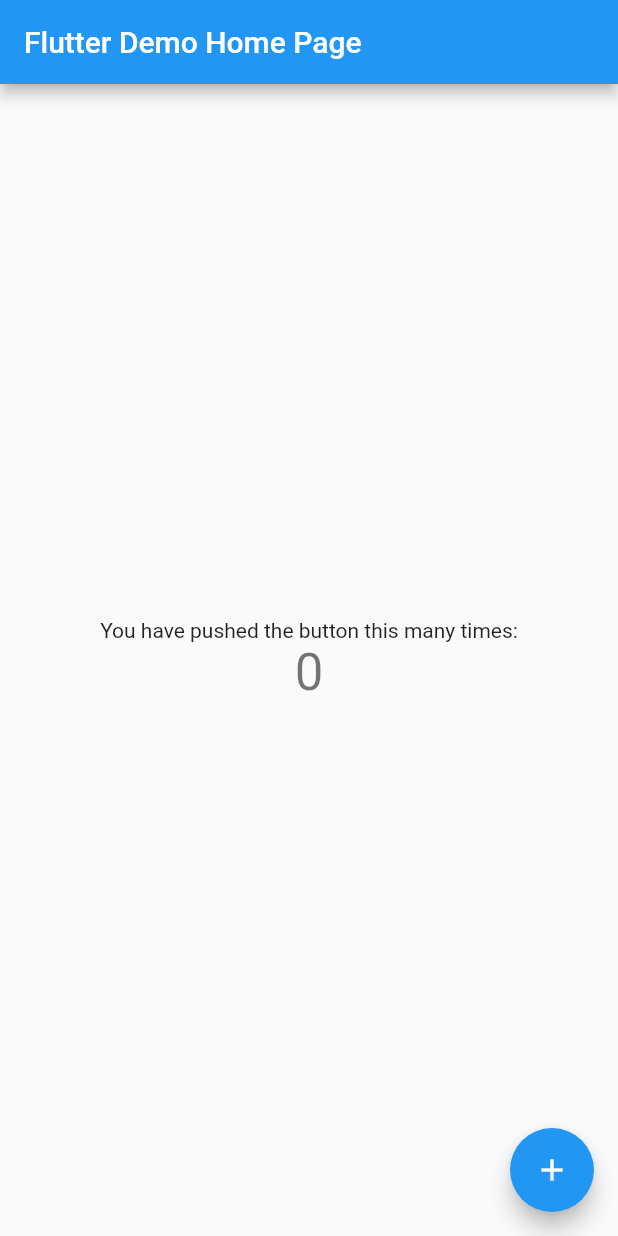
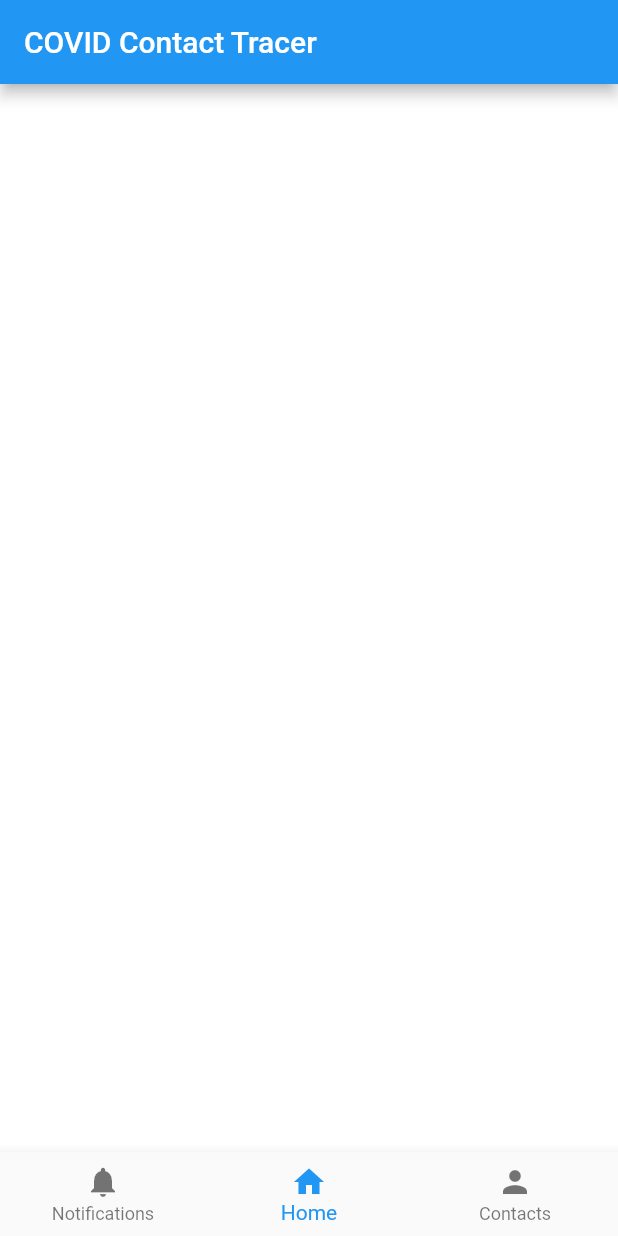
Before and after one commit to akshayaravi222/COVID-19-Contact-Tracker, a Flutter app: the screen it shows after launch, on a phone screen of 412 x 824 dp. Run offline on Flutter 3.47's test engine with Material 2 defaults, Android fonts, the phone set to English and light mode, and no system bars.

Commit message:
Added 3 Buttons, leading to different pages, different colored to confirm pages being switched, commented out widget test

```diff
--- /dev/null
+++ b/lib/home_widget.dart
@@ -0,0 +1,50 @@
+import 'package:flutter/material.dart';
+import 'placeholder_widget.dart';
+
+class Home extends StatefulWidget {
+  @override
+  State<StatefulWidget> createState() {
+    return _HomeState();
+  }
+}
+
+class _HomeState extends State<Home> {
+  int _currentIndex = 1;
+  final List<Widget> _children = [
+    PlaceholderWidget(Colors.red),
+    PlaceholderWidget(Colors.white),
+    PlaceholderWidget(Colors.lightBlue)
+  ];
+  @override
+  Widget build(BuildContext context) {
+    return Scaffold(
+      appBar: AppBar(
+        title: Text('COVID Contact Tracer'),
+      ),
+      body: _children[_currentIndex],
+      bottomNavigationBar: BottomNavigationBar(
+        onTap: onTabTapped,
+        currentIndex: _currentIndex,
+        items: [
+          BottomNavigationBarItem(
+            icon: new Icon(Icons.notifications),
+            title: new Text('Notifications'),
+          ),
+          BottomNavigationBarItem(
+            icon: new Icon(Icons.home),
+            title: new Text('Home'),
+          ),
+          BottomNavigationBarItem(
+              icon: Icon(Icons.person),
+              title: Text('Contacts')
+          )
+        ],
+      ),
+    );
+  }
+  void onTabTapped(int index) {
+    setState(() {
+      _currentIndex = index;
+    });
+  }
+}
--- a/lib/main.dart
+++ b/lib/main.dart
@@ -1,117 +1,14 @@
 import 'package:flutter/material.dart';
+import 'home_widget.dart';
 
-void main() {
-  runApp(MyApp());
-}
+void main() => runApp(App());
 
-class MyApp extends StatelessWidget {
-  // This widget is the root of your application.
+class App extends StatelessWidget {
   @override
   Widget build(BuildContext context) {
     return MaterialApp(
-      title: 'Flutter Demo',
-      theme: ThemeData(
-        // This is the theme of your application.
-        //
-        // Try running your application with "flutter run". You'll see the
-        // application has a blue toolbar. Then, without quitting the app, try
-        // changing the primarySwatch below to Colors.green and then invoke
-        // "hot reload" (press "r" in the console where you ran "flutter run",
-        // or simply save your changes to "hot reload" in a Flutter IDE).
-        // Notice that the counter didn't reset back to zero; the application
-        // is not restarted.
-        primarySwatch: Colors.blue,
-        // This makes the visual density adapt to the platform that you run
-        // the app on. For desktop platforms, the controls will be smaller and
-        // closer together (more dense) than on mobile platforms.
-        visualDensity: VisualDensity.adaptivePlatformDensity,
-      ),
-      home: MyHomePage(title: 'Flutter Demo Home Page'),
+      title: 'My Flutter App',
+      home: Home(),
     );
   }
 }
-
-class MyHomePage extends StatefulWidget {
-  MyHomePage({Key key, this.title}) : super(key: key);
-
-  // This widget is the home page of your application. It is stateful, meaning
-  // that it has a State object (defined below) that contains fields that affect
-  // how it looks.
-
-  // This class is the configuration for the state. It holds the values (in this
-  // case the title) provided by the parent (in this case the App widget) and
-  // used by the build method of the State. Fields in a Widget subclass are
-  // always marked "final".
-
-  final String title;
-
-  @override
-  _MyHomePageState createState() => _MyHomePageState();
-}
-
-class _MyHomePageState extends State<MyHomePage> {
-  int _counter = 0;
-
-  void _incrementCounter() {
-    setState(() {
-      // This call to setState tells the Flutter framework that something has
-      // changed in this State, which causes it to rerun the build method below
-      // so that the display can reflect the updated values. If we changed
-      // _counter without calling setState(), then the build method would not be
-      // called again, and so nothing would appear to happen.
-      _counter++;
-    });
-  }
-
-  @override
-  Widget build(BuildContext context) {
-    // This method is rerun every time setState is called, for instance as done
-    // by the _incrementCounter method above.
-    //
-    // The Flutter framework has been optimized to make rerunning build methods
-    // fast, so that you can just rebuild anything that needs updating rather
-    // than having to individually change instances of widgets.
-    return Scaffold(
-      appBar: AppBar(
-        // Here we take the value from the MyHomePage object that was created by
-        // the App.build method, and use it to set our appbar title.
-        title: Text(widget.title),
-      ),
-      body: Center(
-        // Center is a layout widget. It takes a single child and positions it
-        // in the middle of the parent.
-        child: Column(
-          // Column is also a layout widget. It takes a list of children and
-          // arranges them vertically. By default, it sizes itself to fit its
-          // children horizontally, and tries to be as tall as its parent.
-          //
-          // Invoke "debug painting" (press "p" in the console, choose the
-          // "Toggle Debug Paint" action from the Flutter Inspector in Android
-          // Studio, or the "Toggle Debug Paint" command in Visual Studio Code)
-          // to see the wireframe for each widget.
-          //
-          // Column has various properties to control how it sizes itself and
-          // how it positions its children. Here we use mainAxisAlignment to
-          // center the children vertically; the main axis here is the vertical
-          // axis because Columns are vertical (the cross axis would be
-          // horizontal).
-          mainAxisAlignment: MainAxisAlignment.center,
-          children: <Widget>[
-            Text(
-              'You have pushed the button this many times:',
-            ),
-            Text(
-              '$_counter',
-              style: Theme.of(context).textTheme.headline4,
-            ),
-          ],
-        ),
-      ),
-      floatingActionButton: FloatingActionButton(
-        onPressed: _incrementCounter,
-        tooltip: 'Increment',
-        child: Icon(Icons.add),
-      ), // This trailing comma makes auto-formatting nicer for build methods.
-    );
-  }
-}
--- /dev/null
+++ b/lib/placeholder_widget.dart
@@ -0,0 +1,14 @@
+import 'package:flutter/material.dart';
+
+class PlaceholderWidget extends StatelessWidget {
+  final Color color;
+
+  PlaceholderWidget(this.color);
+
+  @override
+  Widget build(BuildContext context) {
+    return Container(
+      color: color,
+    );
+  }
+}
```
Also changed, not shown: 1 other file.
